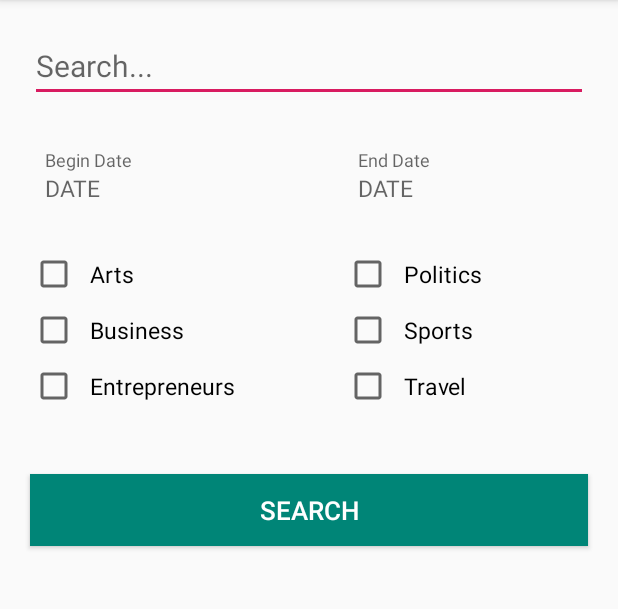
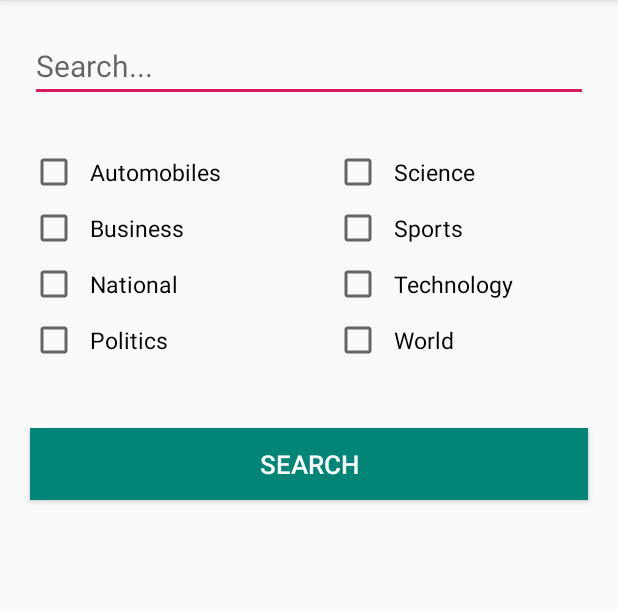
Before and after one commit to othman3492/MyNews, an Android app: the screen it shows after launch (SearchActivity), after a tap on "Search", on a phone screen of 412 x 824 dp, the part 84-693 px from its top. Run offline under Robolectric (Android 15) with nearby library versions, the phone set to English and light mode, and no system bars; our stand-ins replace ButterKnife, Picasso, RxJava; network calls fail; pictures from the network do not load; 2 other taps on this screen came first.

Commit message:
Configure Navigation Drawer with category requests, update Search Layout with new categories

```diff
--- a/app/src/main/java/com/example/android/mynews/Controllers/Fragments/ArticlesFragment.java
+++ b/app/src/main/java/com/example/android/mynews/Controllers/Fragments/ArticlesFragment.java
@@ -87,9 +87,9 @@ public class ArticlesFragment extends Fragment implements ArticlesAdapter.Recycl
     }
 
 
-    private void executeTopStoriesRequest() {
+    private void executeTopStoriesRequest(String section) {
 
-        this.disposable = NYTStreams.streamFetchTopStoriesArticles("home")
+        this.disposable = NYTStreams.streamFetchTopStoriesArticles(section)
                 .subscribeWith(new DisposableObserver<TopStoriesArticles>() {
                     @Override
                     public void onNext(TopStoriesArticles topStoriesArticles) {
@@ -113,9 +113,9 @@ public class ArticlesFragment extends Fragment implements ArticlesAdapter.Recycl
     }
 
 
-    private void executeMostPopularRequest() {
+    private void executeMostPopularRequest(int period) {
 
-        this.disposable = NYTStreams.streamFetchMostPopularArticles(7)
+        this.disposable = NYTStreams.streamFetchMostPopularArticles(period)
                 .subscribeWith(new DisposableObserver<MostPopularArticles>() {
                     @Override
                     public void onNext(MostPopularArticles mostPopularArticles) {
@@ -220,14 +220,37 @@ public class ArticlesFragment extends Fragment implements ArticlesAdapter.Recycl
 
         switch (page) {
             case 0 :
-                executeTopStoriesRequest();
+                executeTopStoriesRequest("home");
                 break;
             case 1 :
-                executeMostPopularRequest();
+                executeMostPopularRequest(7);
                 break;
-            default :
-                executeTopStoriesRequest();
+            case 2 :
+                executeTopStoriesRequest("world");
                 break;
+            case 3 :
+                executeTopStoriesRequest("politics");
+                break;
+            case 4 :
+                executeTopStoriesRequest("national");
+                break;
+            case 5 :
+                executeTopStoriesRequest("business");
+                break;
+            case 6 :
+                executeTopStoriesRequest("sports");
+                break;
+            case 7 :
+                executeTopStoriesRequest("technology");
+                break;
+            case 8 :
+                executeTopStoriesRequest("science");
+                break;
+            case 9 :
+                executeTopStoriesRequest("automobiles");
+                break;
+
+
         }
     }
 
--- a/app/src/main/java/com/example/android/mynews/Views/PageAdapter.java
+++ b/app/src/main/java/com/example/android/mynews/Views/PageAdapter.java
@@ -24,12 +24,13 @@ public class PageAdapter extends FragmentPagerAdapter {
 
     public int getCount() {
 
-        return 3;
+        return 10;
     }
 
 
 
-    public CharSequence getPageTitle(int position) {
+    public String getPageTitle(int position) {
+
 
         switch (position) {
 
@@ -38,7 +39,21 @@ public class PageAdapter extends FragmentPagerAdapter {
             case 1 :
                 return "MOST POPULAR";
             case 2 :
-                return "INTERNATIONAL";
+                return "WORLD";
+            case 3 :
+                return "POLITICS";
+            case 4 :
+                return "NATIONAL";
+            case 5 :
+                return "BUSINESS";
+            case 6 :
+                return "SPORTS";
+            case 7 :
+                return "TECHNOLOGY";
+            case 8 :
+                return "SCIENCE";
+            case 9 :
+                return "AUTOMOBILES";
             default :
                 return null;
         }
--- a/app/src/main/res/layout-v21/activity_main.xml
+++ b/app/src/main/res/layout-v21/activity_main.xml
@@ -48,6 +48,7 @@
         android:layout_height="match_parent"
         android:layout_gravity="start"
         android:fitsSystemWindows="true"
+        app:headerLayout="@layout/activity_main_nav_header"
         app:menu="@menu/activity_main_menu_drawer" />
 
 </android.support.v4.widget.DrawerLayout>
--- a/app/src/main/res/layout/activity_main.xml
+++ b/app/src/main/res/layout/activity_main.xml
@@ -48,6 +48,7 @@
         android:layout_height="match_parent"
         android:layout_gravity="start"
         android:fitsSystemWindows="true"
+        app:headerLayout="@layout/activity_main_nav_header"
         app:menu="@menu/activity_main_menu_drawer" />
 
 </android.support.v4.widget.DrawerLayout>
--- a/app/src/main/res/layout/search_layout.xml
+++ b/app/src/main/res/layout/search_layout.xml
@@ -26,70 +26,20 @@
 
 
     <android.support.constraint.ConstraintLayout
-        android:id="@+id/dates_constraint_layout"
-        android:layout_width="match_parent"
-        android:layout_height="wrap_content"
-        android:layout_margin="30dp"
-        app:layout_constraintStart_toStartOf="@id/search_edit_text"
-        app:layout_constraintTop_toBottomOf="@id/search_edit_text">
-
-        <TextView
-            android:id="@+id/begin_date"
-            android:layout_width="wrap_content"
-            android:layout_height="match_parent"
-            android:layout_weight="1"
-            android:hint="@string/begin_date"
-            android:textSize="12sp"
-            app:layout_constraintStart_toStartOf="parent" />
-
-        <TextView
-            android:id="@+id/end_date"
-            android:layout_width="wrap_content"
-            android:layout_height="match_parent"
-            android:layout_marginStart="55dp"
-            android:layout_weight="1"
-            android:hint="@string/end_date"
-            android:textSize="12sp"
-            app:layout_constraintEnd_toEndOf="parent"
-            app:layout_constraintStart_toEndOf="@id/begin_date" />
-
-        <TextView
-            android:id="@+id/search_begin_date"
-            android:layout_width="wrap_content"
-            android:layout_height="match_parent"
-            android:layout_weight="1"
-            android:hint="DATE"
-            android:textSize="15sp"
-            app:layout_constraintStart_toStartOf="@+id/begin_date"
-            app:layout_constraintTop_toBottomOf="@id/begin_date" />
-
-        <TextView
-            android:id="@+id/search_end_date"
-            android:layout_width="wrap_content"
-            android:layout_height="match_parent"
-            android:layout_weight="1"
-            android:hint="DATE"
-            android:textSize="15sp"
-            app:layout_constraintStart_toStartOf="@+id/end_date"
-            app:layout_constraintTop_toTopOf="@+id/search_begin_date" />
-
-    </android.support.constraint.ConstraintLayout>
-
-    <android.support.constraint.ConstraintLayout
         android:id="@+id/categories_constraint_layout"
         android:layout_width="match_parent"
         android:layout_height="wrap_content"
         android:layout_marginTop="8dp"
         android:padding="20dp"
-        app:layout_constraintTop_toBottomOf="@+id/dates_constraint_layout">
+        app:layout_constraintTop_toBottomOf="@+id/search_edit_text">
 
 
         <CheckBox
-            android:id="@+id/arts_checkbox"
+            android:id="@+id/automobiles_checkbox"
             android:layout_width="wrap_content"
             android:layout_height="wrap_content"
             android:padding="8dp"
-            android:text="@string/arts"
+            android:text="@string/automobiles"
             android:textSize="15sp"
             app:layout_constraintStart_toStartOf="@id/categories_constraint_layout"
             app:layout_constraintTop_toTopOf="@id/categories_constraint_layout" />
@@ -101,17 +51,17 @@
             android:padding="8dp"
             android:text="@string/business"
             android:textSize="15sp"
-            app:layout_constraintStart_toStartOf="@id/arts_checkbox"
-            app:layout_constraintTop_toBottomOf="@id/arts_checkbox" />
+            app:layout_constraintStart_toStartOf="@id/automobiles_checkbox"
+            app:layout_constraintTop_toBottomOf="@id/automobiles_checkbox" />
 
         <CheckBox
-            android:id="@+id/entrepreneurs_checkbox"
+            android:id="@+id/national_checkbox"
             android:layout_width="wrap_content"
             android:layout_height="wrap_content"
             android:padding="8dp"
-            android:text="@string/entrepreneurs"
+            android:text="@string/national"
             android:textSize="15sp"
-            app:layout_constraintStart_toStartOf="@id/arts_checkbox"
+            app:layout_constraintStart_toStartOf="@id/automobiles_checkbox"
             app:layout_constraintTop_toBottomOf="@id/business_checkbox" />
 
         <CheckBox
@@ -121,8 +71,19 @@
             android:padding="8dp"
             android:text="@string/politics"
             android:textSize="15sp"
-            app:layout_constraintStart_toStartOf="@+id/sports_checkbox"
-            app:layout_constraintTop_toTopOf="@id/arts_checkbox" />
+            app:layout_constraintStart_toStartOf="@+id/automobiles_checkbox"
+            app:layout_constraintTop_toBottomOf="@id/national_checkbox" />
+
+        <CheckBox
+            android:id="@+id/science_checkbox"
+            android:layout_width="wrap_content"
+            android:layout_height="wrap_content"
+            android:padding="8dp"
+            android:text="@string/science"
+            android:textSize="15sp"
+            app:layout_constraintTop_toTopOf="@id/automobiles_checkbox"
+            app:layout_constraintStart_toEndOf="@id/automobiles_checkbox"
+            app:layout_constraintEnd_toEndOf="parent"/>
 
         <CheckBox
             android:id="@+id/sports_checkbox"
@@ -131,20 +92,28 @@
             android:padding="8dp"
             android:text="@string/sports"
             android:textSize="15sp"
-            app:layout_constraintStart_toStartOf="@+id/travel_checkbox"
+            app:layout_constraintStart_toStartOf="@+id/science_checkbox"
             app:layout_constraintTop_toTopOf="@id/business_checkbox" />
 
         <CheckBox
-            android:id="@+id/travel_checkbox"
+            android:id="@+id/technology_checkbox"
             android:layout_width="wrap_content"
             android:layout_height="wrap_content"
-            android:layout_marginEnd="8dp"
             android:padding="8dp"
-            android:text="@string/travel"
+            android:text="@string/technology"
             android:textSize="15sp"
-            app:layout_constraintEnd_toEndOf="parent"
-            app:layout_constraintStart_toEndOf="@id/entrepreneurs_checkbox"
-            app:layout_constraintTop_toTopOf="@id/entrepreneurs_checkbox" />
+            app:layout_constraintStart_toStartOf="@+id/science_checkbox"
+            app:layout_constraintTop_toTopOf="@+id/national_checkbox" />
+
+        <CheckBox
+            android:id="@+id/world_checkbox"
+            android:layout_width="wrap_content"
+            android:layout_height="wrap_content"
+            android:padding="8dp"
+            android:text="@string/world"
+            android:textSize="15sp"
+            app:layout_constraintStart_toStartOf="@+id/science_checkbox"
+            app:layout_constraintTop_toTopOf="@+id/politics_checkbox" />
 
     </android.support.constraint.ConstraintLayout>
 
--- a/app/src/main/res/values/dimens.xml
+++ b/app/src/main/res/values/dimens.xml
@@ -5,4 +5,5 @@
     <dimen name="appbar_padding">16dp</dimen>
     <dimen name="fab_margin">16dp</dimen>
     <dimen name="appbar_padding_top">8dp</dimen>
+    <dimen name="nav_header_height">176dp</dimen>
 </resources>
--- a/app/src/main/res/values/strings.xml
+++ b/app/src/main/res/values/strings.xml
@@ -12,14 +12,19 @@
     <string name="begin_date">Begin Date</string>
     <string name="end_date">End Date</string>
     <string name="arts">Arts</string>
-    <string name="business">Business</string>
     <string name="entrepreneurs">Entrepreneurs</string>
-    <string name="politics">Politics</string>
-    <string name="sports">Sports</string>
     <string name="travel">Travel</string>
     <string name="search_button">SEARCH</string>
-
-    <!-- TODO: Remove or change this placeholder text -->
     <string name="hello_blank_fragment">Hello blank fragment</string>
+    <string name="automobiles">Automobiles</string>
+    <string name="national">National</string>
+    <string name="politics">Politics</string>
+    <string name="science">Science</string>
+    <string name="sports">Sports</string>
+    <string name="technology">Technology</string>
+    <string name="world">World</string>
+    <string name="business">Business</string>
+    <string name="mynews_title">MYNEWS</string>
+    <string name="logo">logo</string>
 
 </resources>
```
Also changed, not shown: app/src/main/java/com/example/android/mynews/Controllers/Activities/MainActivity.java (+26 -6 lines), app/src/main/res/layout/activity_main_nav_header.xml (added, +17 -0 lines), app/src/main/res/menu/activity_main_menu_drawer.xml (+21 -6 lines), app/src/main/res/drawable/nytimes_logo.jpg (added).
